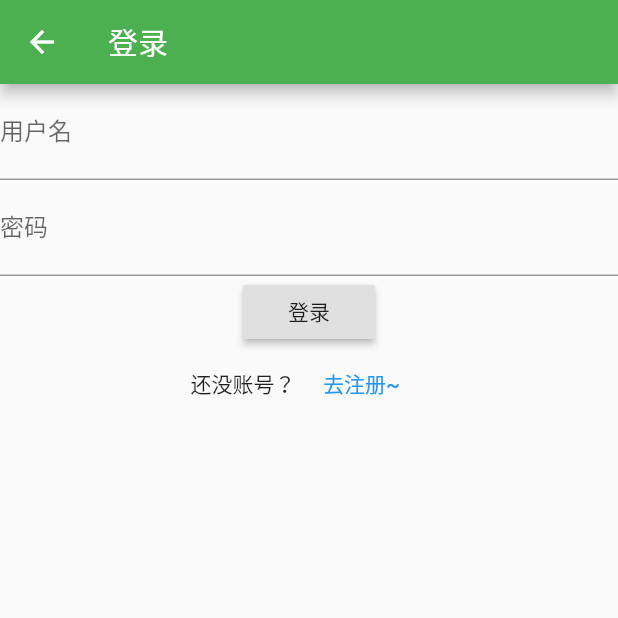
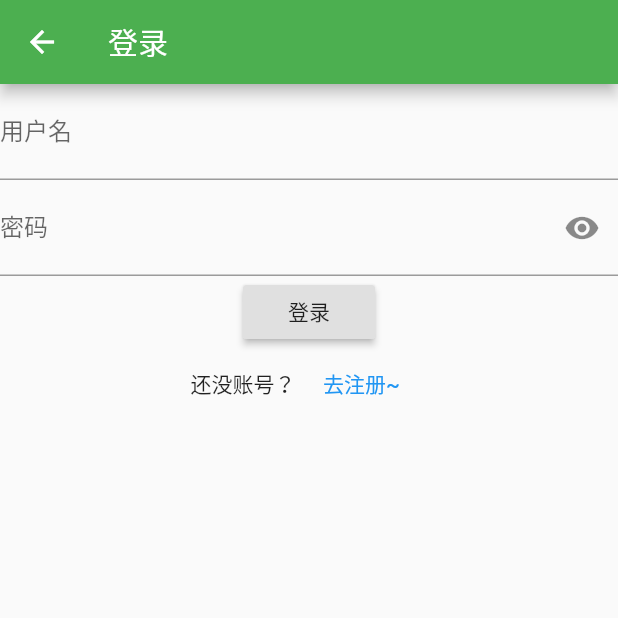
Before and after one commit to Jennyishere/RentApp-flutter, a Flutter app: the LoginPage screen opened directly, after a tap on "登录", on a phone screen of 412 x 824 dp, the top half of it. Run offline on Flutter 3.47's test engine with Material 2 defaults, Android fonts, the phone set to English and light mode, and no system bars; our stand-ins replace fluro; statements that could not run were skipped.

Commit message:
将登录组件改为有状态组件 并修改密码的可视状态

```diff
--- a/lib/pages/user/login.dart
+++ b/lib/pages/user/login.dart
@@ -1,6 +1,13 @@
 import 'package:flutter/material.dart';
 
-class LoginPage extends StatelessWidget {
+class LoginPage extends StatefulWidget {
+  const LoginPage({Key key}) : super(key: key);
+  @override
+  _LoginPageState createState() => _LoginPageState();
+}
+
+class _LoginPageState extends State<LoginPage> {
+  bool showPassword = false;
   @override
   Widget build(BuildContext context) {
     return Scaffold(
@@ -13,9 +20,20 @@ class LoginPage extends StatelessWidget {
             decoration: InputDecoration(labelText: '用户名', hintText: '请输入用户名'),
           ),
           TextField(
-            decoration: InputDecoration(labelText: '密码', hintText: '请输入密码'),
+            obscureText: showPassword,
+            decoration: InputDecoration(
+              labelText: '密码',
+              hintText: '请输入密码',
+              suffixIcon: IconButton(icon: Icon(showPassword?Icons.visibility_off:Icons.visibility), onPressed: () {
+                setState(() {
+                  showPassword = !showPassword;
+                });
+              })
+              ),
           ),
-          RaisedButton(child: Text('登录'), onPressed: () {}),
+          RaisedButton(child: Text('登录'), onPressed: () {
+            print('登录');
+          }),
           Row(
             mainAxisAlignment: MainAxisAlignment.center,
             children: <Widget>[
```
